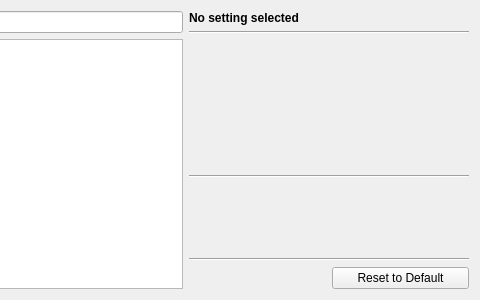
Qt form native/src/DovahKit/ui/main_window/game_setting_window.ui (DavidJCobb/DovahKit) before a commit; both pictures show x 370 to 850 and y 0 to 300 of the 850 by 300 pixel window.
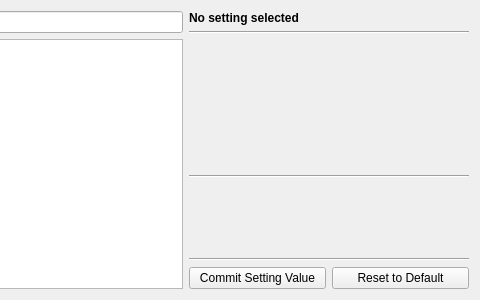
The same form after that commit. Custom widgets are drawn as their Qt base class.

The edit to the form file:
```diff
--- a/native/src/DovahKit/ui/main_window/game_setting_window.ui
+++ b/native/src/DovahKit/ui/main_window/game_setting_window.ui
@@ -407,6 +407,13 @@
        </property>
       </widget>
      </item>
+     <item row="7" column="0">
+      <widget class="QPushButton" name="buttonCommit">
+       <property name="text">
+        <string>Commit Setting Value</string>
+       </property>
+      </widget>
+     </item>
     </layout>
    </item>
   </layout>
```
